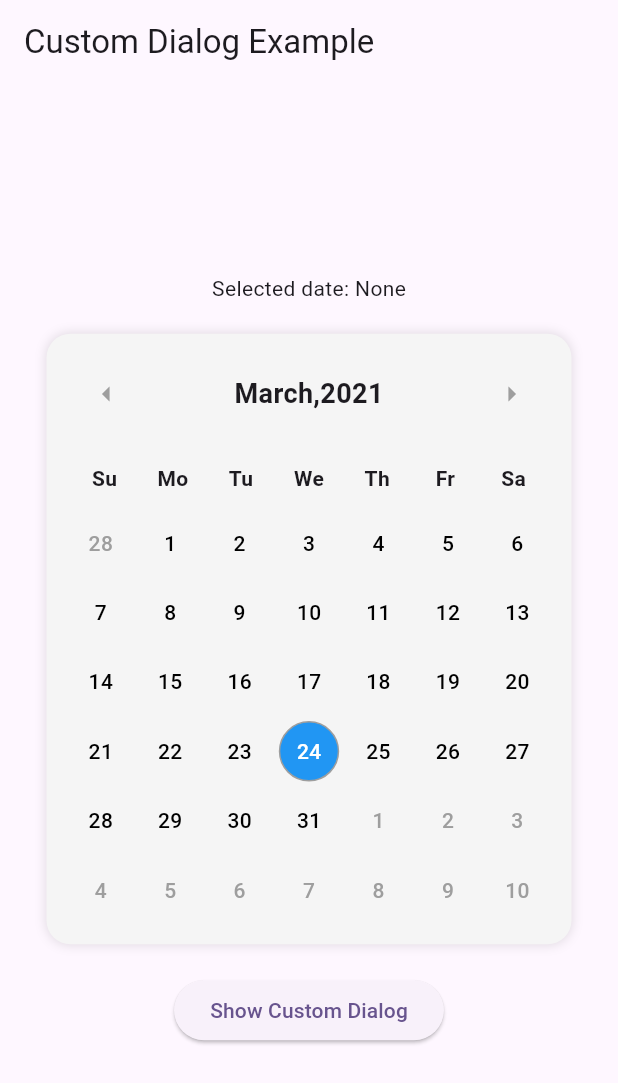
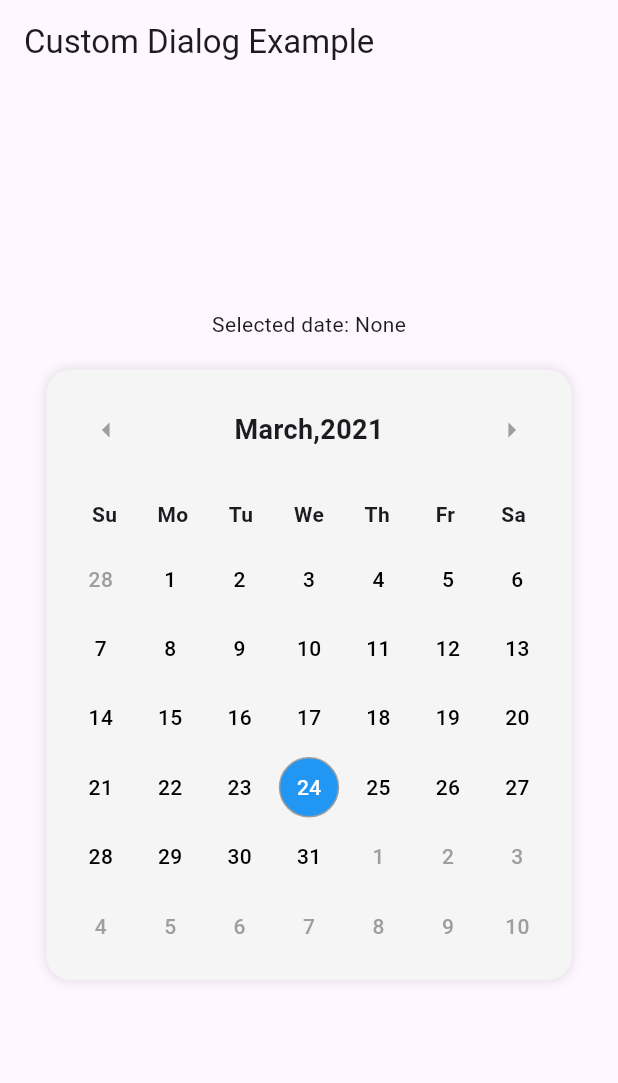
Before and after one commit to manishkoffeekodes/koffeekodes_date_picker, a Flutter app: the screen it shows after launch, on a phone screen of 412 x 824 dp. Shown: the top 1083 px of the screen. Run offline on Flutter 3.47's test engine with Material 3 defaults, Android fonts, the phone set to English and light mode, and no system bars.

Commit message:
First commit

```diff
--- a/example/lib/main.dart
+++ b/example/lib/main.dart
@@ -50,6 +50,7 @@ class _HomePageState extends State<HomePage> {
                       setState(() {
                         selectedDate = value;
                       });
+                      Navigator.pop(context);
                     },
                     firstDate: DateTime(2021),
                     lastDate: DateTime(2025),
@@ -86,10 +87,10 @@ class _HomePageState extends State<HomePage> {
               isButtonShow: false,
             ),
             SizedBox(height: 20),
-            ElevatedButton(
-              child: Text("Show Custom Dialog"),
-              onPressed: () => _showCustomDialog(context),
-            ),
+            // ElevatedButton(
+            //   child: Text("Show Custom Dialog"),
+            //   onPressed: () => _showCustomDialog(context),
+            // ),
           ],
         ),
       ),
--- a/lib/src/date_ui.dart
+++ b/lib/src/date_ui.dart
@@ -1297,6 +1297,7 @@ class _CustomCalendarUIState extends State<CustomCalendarUI> {
                 crossAxisSpacing: 6,
               ),
               shrinkWrap: true,
+
               itemCount: 42,
               itemBuilder: (_, index) {
                 final date = calendarDays[index];
@@ -1361,6 +1362,7 @@ class _CustomCalendarUIState extends State<CustomCalendarUI> {
       ),
     );
   }
+
   // ----------------------------------------------- Widget ---------------------------------------------------->
 
   @override
```
